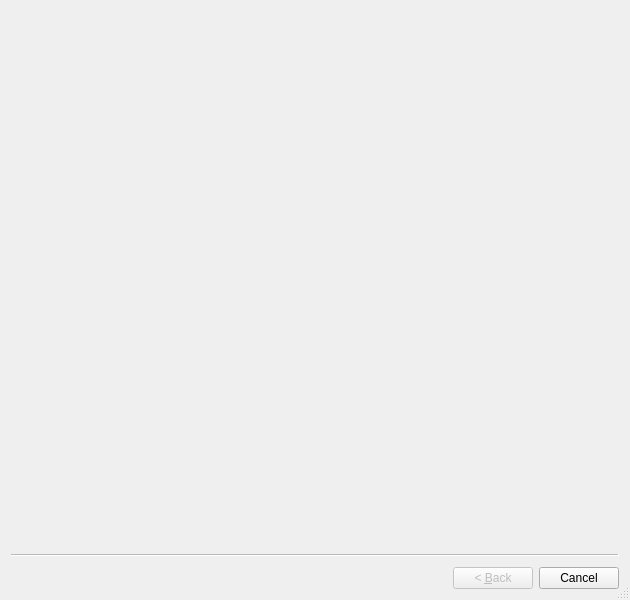
Above: gui_design/encuestadialog.ui from cabumtz/censocathdesktop before the change. Below: the same form after it.
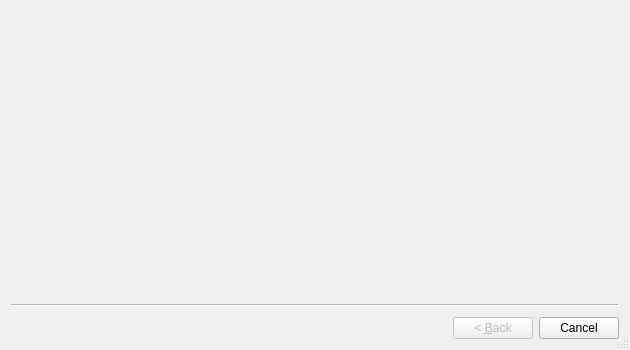
That is the form after the change.

Diff of the .ui file:
```diff
--- a/gui_design/encuestadialog.ui
+++ b/gui_design/encuestadialog.ui
@@ -7,7 +7,7 @@
     <x>0</x>
     <y>0</y>
     <width>630</width>
-    <height>600</height>
+    <height>350</height>
    </rect>
   </property>
   <property name="windowTitle">
```
